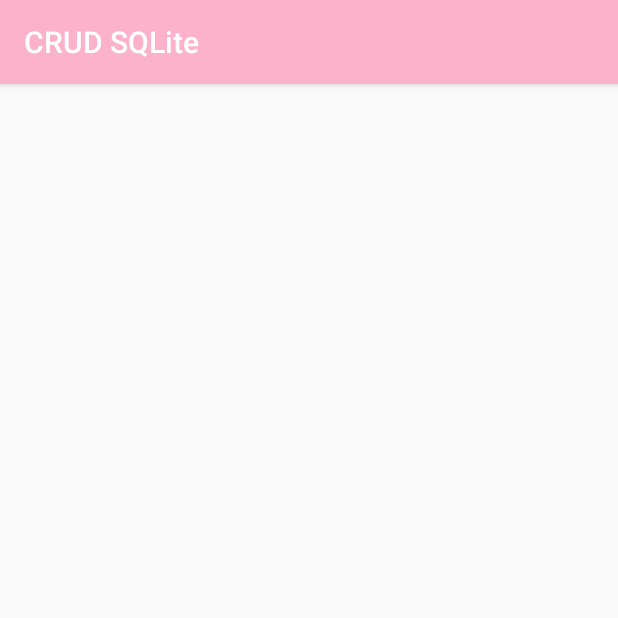
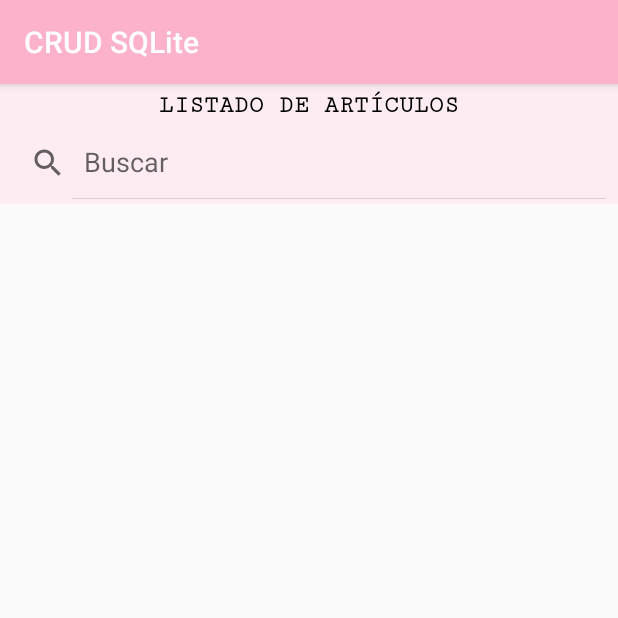
Before and after one commit to SaraiRamirez10/SQLITE, an Android app: the ListViewArticulos screen opened directly, with no data from a screen before it, on a phone screen of 412 x 824 dp, the top half of it. Run offline under Robolectric (Android 15) with nearby library versions, the phone set to English and light mode, and no system bars.

Commit message:
interfaz para listar articulos

```diff
--- a/app/src/main/res/layout/activity_list_view_articulos.xml
+++ b/app/src/main/res/layout/activity_list_view_articulos.xml
@@ -1,9 +1,47 @@
 <?xml version="1.0" encoding="utf-8"?>
-<androidx.constraintlayout.widget.ConstraintLayout xmlns:android="http://schemas.android.com/apk/res/android"
+<RelativeLayout xmlns:android="http://schemas.android.com/apk/res/android"
     xmlns:app="http://schemas.android.com/apk/res-auto"
     xmlns:tools="http://schemas.android.com/tools"
     android:layout_width="match_parent"
     android:layout_height="match_parent"
+    android:orientation="vertical"
     tools:context=".ListViewArticulos">
 
-</androidx.constraintlayout.widget.ConstraintLayout>
+    <LinearLayout android:layout_width="match_parent"
+        android:layout_height="wrap_content"
+        android:layout_gravity="center"
+        android:gravity="center"
+        android:background="#FDECF2"
+        android:orientation="vertical">
+
+        <TextView android:layout_width="match_parent"
+            android:layout_height="wrap_content"
+            android:text="LISTADO DE ARTÍCULOS"
+            android:fontFamily="serif-monospace"
+            android:textAlignment="center"
+            android:textSize="16dp"
+            android:textStyle="bold"
+            android:textColor="#000"
+            android:paddingTop="5dp"
+            android:paddingBottom="5dp"
+            android:textAppearance="@style/Base.TextAppearance.AppCompat.Large" />
+
+        <SearchView android:id="@+id/searchView"
+            android:layout_width="match_parent"
+            android:layout_height="match_parent"
+            android:background="#FDECF2"
+            android:queryHint="Buscar"
+            android:iconifiedByDefault="false" />
+
+        <Space android:layout_width="match_parent"
+            android:layout_height="3dp"/>
+    </LinearLayout>
+    <ListView
+        android:id="@+id/listViewPersonas"
+        android:layout_width="match_parent"
+        android:layout_height="wrap_content"
+        android:layout_marginTop="80dp"
+        android:background="#4AFCE4EC"
+        android:layout_marginBottom="35dp" />
+
+</RelativeLayout>
```
